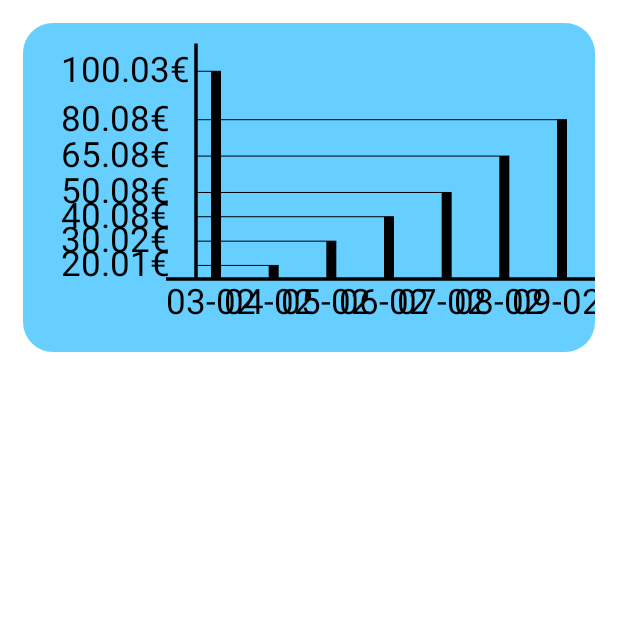
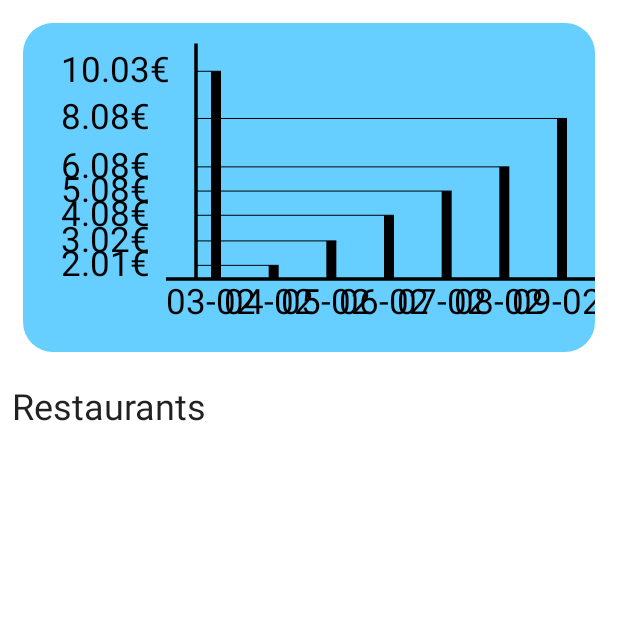
Before and after one commit to m-derakhshan/Refectory, an Android app built with Jetpack Compose: the HomeScreen screen opened through its navigation route, on a phone screen of 412 x 824 dp, the top half of it. Run offline under Robolectric (Android 15) with nearby library versions, the phone set to English and light mode, and no system bars; our stand-ins replace Dagger/Hilt's generated code, accompanist.

Commit message:
adding pager compose

```diff
--- a/app/build.gradle
+++ b/app/build.gradle
@@ -56,6 +56,7 @@ android {
 dependencies {
     implementation 'androidx.core:core-ktx:1.7.0'
     implementation "androidx.compose.ui:ui:$compose_version"
+    implementation "androidx.compose.ui:ui-util:$compose_version"
     implementation "androidx.compose.material:material-icons-extended:$compose_version"
     implementation "androidx.compose.material:material:$compose_version"
     implementation "androidx.compose.ui:ui-tooling-preview:$compose_version"
@@ -90,8 +91,12 @@ dependencies {
 */
 //-------------retrofit-----------
 dependencies {
-
     implementation 'com.google.firebase:firebase-database:20.0.3'
     implementation "com.squareup.retrofit2:converter-gson:$retrofit_version"
     implementation "com.squareup.retrofit2:retrofit:$retrofit_version"
 }
+
+//---------------accompanist------------//
+dependencies {
+    implementation "com.google.accompanist:accompanist-pager:0.24.1-alpha"
+}
--- a/app/src/main/java/m/derakhshan/refectory/MainActivity.kt
+++ b/app/src/main/java/m/derakhshan/refectory/MainActivity.kt
@@ -10,6 +10,7 @@ import androidx.compose.material.Surface
 import androidx.compose.ui.Modifier
 import androidx.navigation.compose.NavHost
 import androidx.navigation.compose.rememberNavController
+import com.google.accompanist.pager.ExperimentalPagerApi
 import dagger.hilt.android.AndroidEntryPoint
 import m.derakhshan.refectory.core.data.data_source.Setting
 import m.derakhshan.refectory.feature_authentication.presentation.AuthenticationNavGraph
@@ -22,6 +23,7 @@ import m.derakhshan.refectory.ui.theme.RefectoryTheme
 import javax.inject.Inject
 
 @ExperimentalMaterialApi
+@ExperimentalPagerApi
 @AndroidEntryPoint
 class MainActivity : ComponentActivity() {
 
--- /dev/null
+++ b/app/src/main/java/m/derakhshan/refectory/core/presentation/PaddingSummation.kt
@@ -0,0 +1,19 @@
+package m.derakhshan.refectory.core.presentation
+
+import androidx.compose.foundation.layout.PaddingValues
+import androidx.compose.foundation.layout.calculateEndPadding
+import androidx.compose.foundation.layout.calculateStartPadding
+import androidx.compose.ui.unit.Dp
+import androidx.compose.ui.unit.LayoutDirection
+
+
+operator fun PaddingValues.plus(space: Dp): PaddingValues {
+    val padding = PaddingValues(space)
+    return PaddingValues(
+        start =
+        calculateStartPadding(LayoutDirection.Ltr) + padding.calculateStartPadding(LayoutDirection.Ltr),
+        end = calculateEndPadding(LayoutDirection.Ltr) + padding.calculateEndPadding(LayoutDirection.Ltr),
+        top = calculateTopPadding() + padding.calculateTopPadding(),
+        bottom = calculateBottomPadding() + padding.calculateBottomPadding()
+    )
+}
--- a/app/src/main/java/m/derakhshan/refectory/feature_credit/presentation/HomeNavGraph.kt
+++ b/app/src/main/java/m/derakhshan/refectory/feature_credit/presentation/HomeNavGraph.kt
@@ -2,10 +2,11 @@ package m.derakhshan.refectory.feature_credit.presentation
 
 import androidx.navigation.*
 import androidx.navigation.compose.composable
+import com.google.accompanist.pager.ExperimentalPagerApi
 import m.derakhshan.refectory.feature_credit.presentation.home.composable.HomeScreen
 import m.derakhshan.refectory.feature_credit.presentation.restaurant.composable.RestaurantScreen
 
-
+@ExperimentalPagerApi
 fun NavGraphBuilder.homeNavigation(
     navController: NavController
 ) {
--- /dev/null
+++ b/app/src/main/java/m/derakhshan/refectory/feature_credit/presentation/home/composable/ChartCard.kt
@@ -0,0 +1,32 @@
+package m.derakhshan.refectory.feature_credit.presentation.home.composable
+
+import androidx.compose.foundation.background
+import androidx.compose.foundation.layout.*
+import androidx.compose.foundation.shape.RoundedCornerShape
+import androidx.compose.runtime.Composable
+import androidx.compose.ui.Modifier
+import androidx.compose.ui.draw.clip
+import androidx.compose.ui.unit.dp
+import m.derakhshan.refectory.ui.theme.LightBlue
+
+@Composable
+fun ChartCard(
+    data: Map<Any, Float>
+) {
+    Box(
+        modifier = Modifier
+            .fillMaxWidth()
+            .height(250.dp)
+            .padding(15.dp)
+            .clip(RoundedCornerShape(20.dp))
+            .background(LightBlue)
+            .padding(25.dp)
+    ) {
+        BarChart(
+            modifier = Modifier.fillMaxSize(),
+            lineWidth = 10f,
+            textSize = 35f,
+            data = data
+        )
+    }
+}
--- a/app/src/main/java/m/derakhshan/refectory/feature_credit/presentation/home/composable/HomeScreen.kt
+++ b/app/src/main/java/m/derakhshan/refectory/feature_credit/presentation/home/composable/HomeScreen.kt
@@ -3,38 +3,60 @@ package m.derakhshan.refectory.feature_credit.presentation.home.composable
 import androidx.compose.foundation.background
 import androidx.compose.foundation.layout.*
 import androidx.compose.foundation.shape.RoundedCornerShape
-import androidx.compose.material.Scaffold
-import androidx.compose.material.rememberScaffoldState
-import androidx.compose.runtime.Composable
+import androidx.compose.material.*
+import androidx.compose.runtime.*
 import androidx.compose.ui.Modifier
+import androidx.compose.ui.draw.alpha
 import androidx.compose.ui.draw.clip
+import androidx.compose.ui.draw.scale
+import androidx.compose.ui.graphics.graphicsLayer
+import androidx.compose.ui.util.lerp
+import androidx.compose.ui.res.stringResource
 import androidx.compose.ui.unit.dp
 import androidx.navigation.NavController
+import com.google.accompanist.pager.ExperimentalPagerApi
+import com.google.accompanist.pager.HorizontalPager
+import com.google.accompanist.pager.calculateCurrentOffsetForPage
+import m.derakhshan.refectory.R
+import m.derakhshan.refectory.core.presentation.plus
 import m.derakhshan.refectory.ui.theme.LightBlue
+import m.derakhshan.refectory.ui.theme.spacing
+import kotlin.math.absoluteValue
 
+@ExperimentalPagerApi
 @Composable
 fun HomeScreen(
     navController: NavController
 ) {
     val scaffoldState = rememberScaffoldState()
 
+
     Scaffold(
-        scaffoldState = scaffoldState
+        scaffoldState = scaffoldState,
     ) { innerPadding ->
-        Column(modifier = Modifier.padding(innerPadding)) {
+        Column {
+            HorizontalPager(count = 2) { page ->
                 Box(
-                modifier = Modifier
-                    .fillMaxWidth()
-                    .height(250.dp)
-                    .padding(15.dp)
-                    .clip(RoundedCornerShape(20.dp))
-                    .background(LightBlue)
-                    .padding(25.dp)
+                    Modifier
+                        .graphicsLayer {
+                            val pageOffset = calculateCurrentOffsetForPage(page).absoluteValue
+                            lerp(
+                                start = 0.85f,
+                                stop = 1f,
+                                fraction = 1f - pageOffset.coerceIn(0f, 1f)
+                            ).also { scale ->
+                                scaleX = scale
+                                scaleY = scale
+                            }
+                            alpha = lerp(
+                                start = 0.5f,
+                                stop = 1f,
+                                fraction = 1f - pageOffset.coerceIn(0f, 1f)
+                            )
+                        }
                 ) {
-                BarChart(
-                    modifier = Modifier.fillMaxSize(),
-                    lineWidth = 10f,
-                    textSize = 35f,
+                    if (page == 1)
+                        ChartCard(
                             data = mapOf(
                                 Pair("03-02", 100.03f),
                                 Pair("04-02", 20.01f),
@@ -45,8 +67,27 @@ fun HomeScreen(
                                 Pair("09-02", 80.08f),
                             )
                         )
+                    else
+                        ChartCard(
+                            data = mapOf(
+                                Pair("03-02", 10.03f),
+                                Pair("04-02", 2.01f),
+                                Pair("05-02", 3.02f),
+                                Pair("06-02", 4.08f),
+                                Pair("07-02", 5.08f),
+                                Pair("08-02", 6.08f),
+                                Pair("09-02", 8.08f),
+                            )
+                        )
                 }
-
+            }
+            Text(
+                text = stringResource(id = R.string.restaurants),
+                style = MaterialTheme.typography.h5,
+                modifier = Modifier.padding(
+                    innerPadding + MaterialTheme.spacing.small
+                )
+            )
         }
     }
 
--- /dev/null
+++ b/app/src/main/java/m/derakhshan/refectory/feature_credit/presentation/home/composable/ProfileCard.kt
@@ -0,0 +1,9 @@
+package m.derakhshan.refectory.feature_credit.presentation.home.composable
+
+import androidx.compose.runtime.Composable
+
+@Composable
+fun ProfileCard() {
+    // TODO: implement profile screen here and add to home screen as
+    //  first card
+}
--- a/app/src/main/res/values/strings.xml
+++ b/app/src/main/res/values/strings.xml
@@ -14,4 +14,7 @@
     <string name="phone">Phone Number</string>
     <string name="email">Email</string>
 
+
+    <string name="restaurants">Restaurants</string>
+
 </resources>
--- a/build.gradle
+++ b/build.gradle
@@ -1,6 +1,6 @@
 buildscript {
     ext {
-        compose_version = '1.0.5'
+        compose_version = '1.2.0-alpha02'
         lottieVersion = '4.2.2'
         compose_navigation = '2.5.0-alpha01'
         retrofit_version = "2.9.0"
@@ -13,7 +13,7 @@ buildscript {
 plugins {
     id 'com.android.application' version '7.1.0' apply false
     id 'com.android.library' version '7.1.0' apply false
-    id 'org.jetbrains.kotlin.android' version '1.5.31' apply false
+    id 'org.jetbrains.kotlin.android' version '1.6.10' apply false
 }
 
 task clean(type: Delete) {
```
Lines whose indentation alone changed are shown as unchanged.
